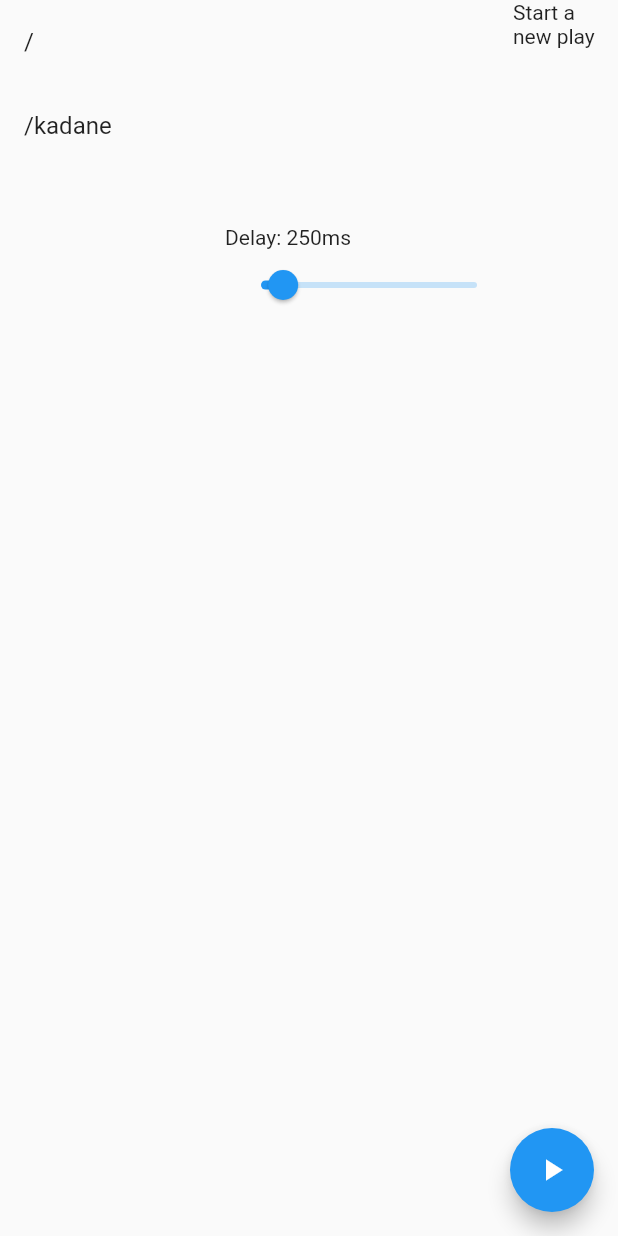
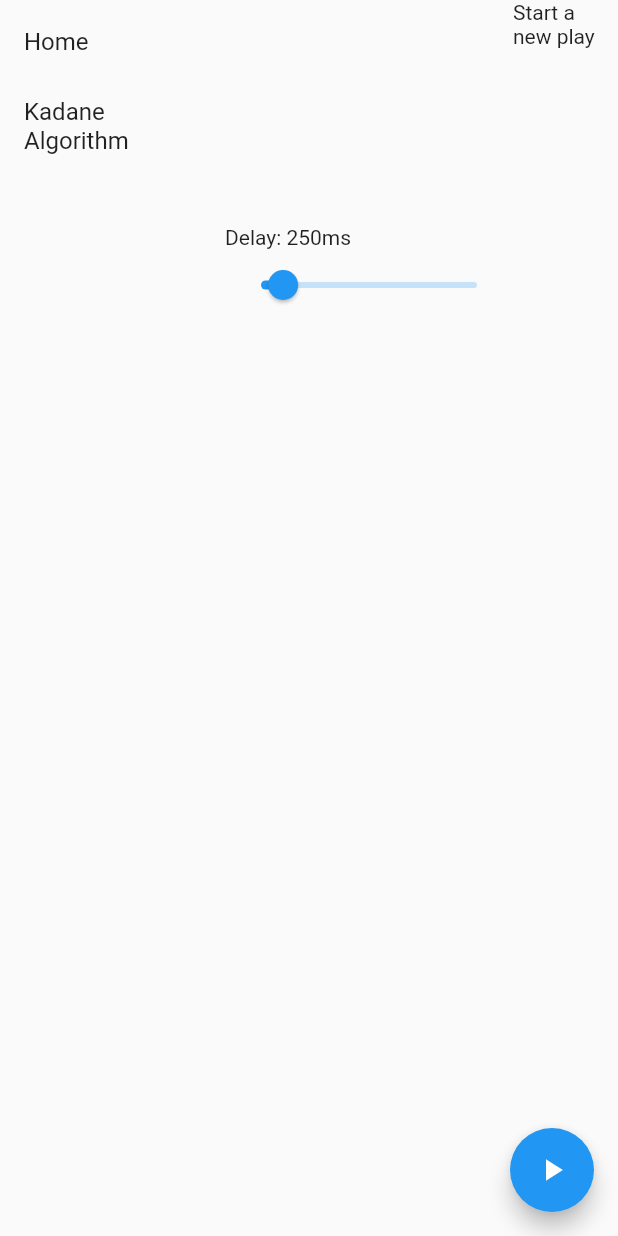
Before and after one commit to Hyla96/algas, a Flutter app: the KadaneAlgorithm screen opened by its route, on a phone screen of 412 x 824 dp. Run offline on Flutter 3.47's test engine with Material 2 defaults, Android fonts, the light colour scheme and no system bars; our stand-ins replace go_router, rxdart.

Commit message:
Improved syntax

```diff
--- a/lib/app/utils/router.dart
+++ b/lib/app/utils/router.dart
@@ -15,17 +15,15 @@ import 'package:go_router/go_router.dart';
 class AppRouter {
   AppRouter._privateConstructor() {
     _router = GoRouter(
-      routes: routes.keys
+      routes: routes
           .map(
             (e) => GoRoute(
-              path: e,
+              path: e.path,
               pageBuilder: (context, state) {
                 return CustomTransitionPage(
                   key: state.pageKey,
-                  child: routes[e]!,
+                  child: e.page!,
                   transitionsBuilder: (context, animation, secondaryAnimation, child) {
-                    // Change the opacity of the screen using a Curve based on the the animation's
-                    // value
                     return FadeTransition(
                       opacity: CurveTween(curve: Curves.easeInOutCirc).animate(animation),
                       child: child,
@@ -33,7 +31,6 @@ class AppRouter {
                   },
                 );
               },
-              // builder: (context, state) => routes[e]!,
             ),
           )
           .toList(),
@@ -46,8 +43,28 @@ class AppRouter {
 
   GoRouter get router => _router;
 
-  final routes = <String, Widget>{
-    '/': HomePage(),
-    '/kadane': KadaneAlgorithm(),
-  };
+  final routes = <Route>[
+    const Route(
+      name: 'Home',
+      path: '/',
+      page: HomePage(),
+    ),
+    Route(
+      name: 'Kadane Algorithm',
+      path: '/kadane',
+      page: KadaneAlgorithm(),
+    ),
+  ];
 }
+
+class Route {
+  const Route({
+    required this.name,
+    required this.page,
+    required this.path,
+  });
+
+  final String name;
+  final Widget page;
+  final String path;
+}
--- a/lib/main.dart
+++ b/lib/main.dart
@@ -30,11 +30,11 @@ class MyApp extends StatelessWidget {
             SizedBox(
               width: 150,
               child: Column(
-                children: AppRouter.instance.routes.keys
+                children: AppRouter.instance.routes
                     .map(
                       (e) => ListTile(
-                        title: Text(e),
-                        onTap: () => AppRouter.instance.router.go(e),
+                        title: Text(e.name),
+                        onTap: () => AppRouter.instance.router.go(e.path),
                       ),
                     )
                     .toList(),
```
